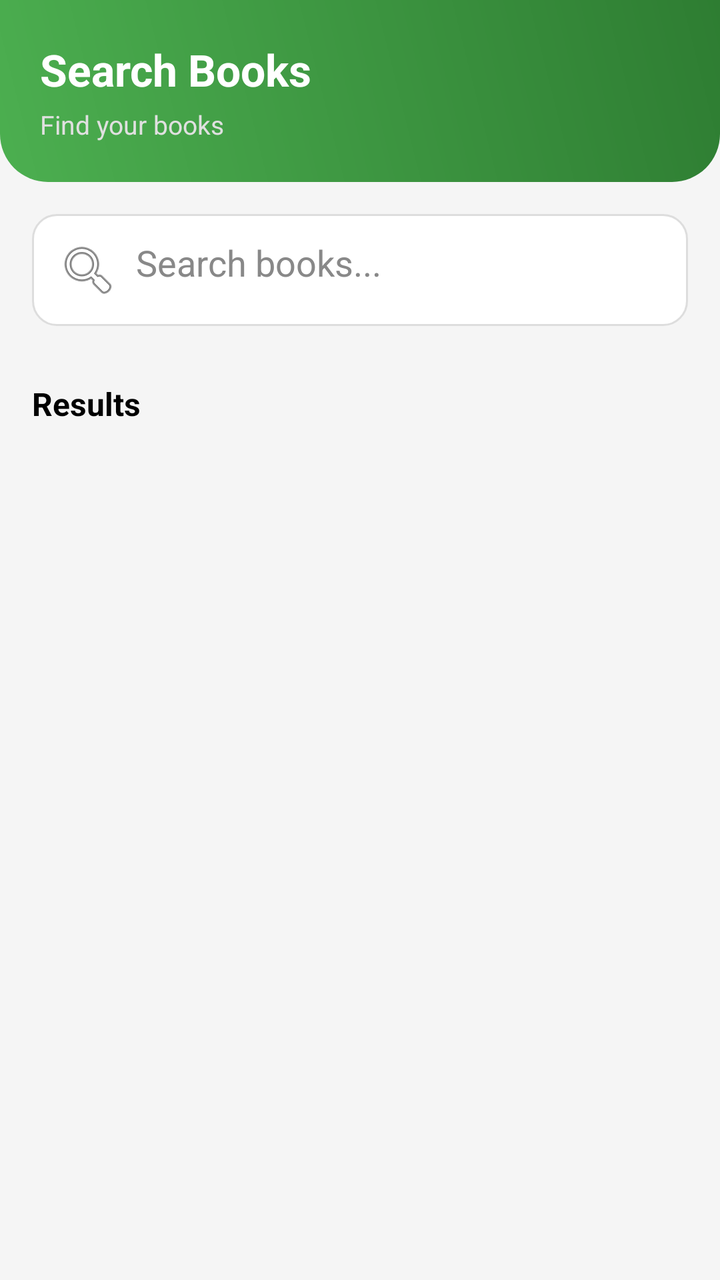
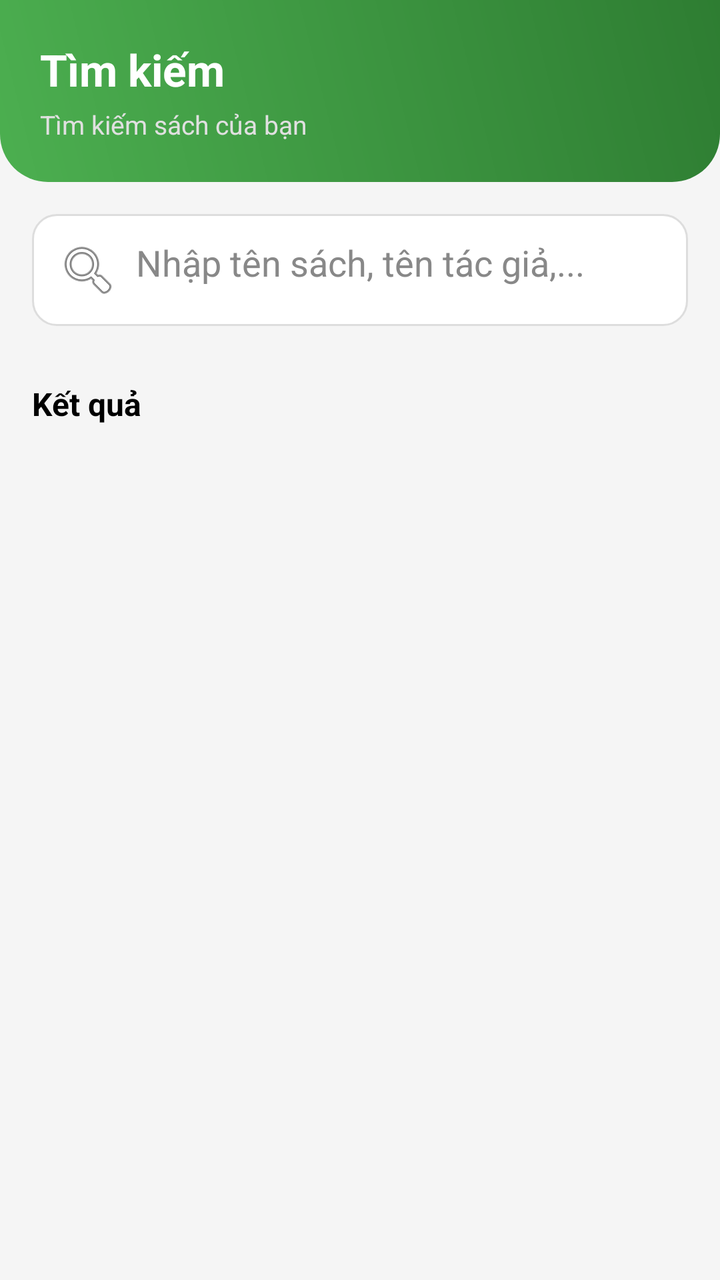

An Android layout rendered at two revisions. The XML below is the earlier revision; the diff shows what the commit changed to produce the second picture.
<!-- AndroidManifest.xml: application theme Theme.LibraryApp -->
<!-- res/layout/fragment_search.xml -->
<?xml version="1.0" encoding="utf-8"?>
<LinearLayout
    xmlns:android="http://schemas.android.com/apk/res/android"
    android:orientation="vertical"
    android:layout_width="match_parent"
    android:layout_height="match_parent"
    android:background="@color/background">

    
    <LinearLayout
        android:layout_width="match_parent"
        android:layout_height="wrap_content"
        android:orientation="vertical"
        android:padding="20dp"
        android:background="@drawable/bg_header">

        <TextView
            android:layout_width="wrap_content"
            android:layout_height="wrap_content"
            android:text="Search Books"
            android:textColor="@android:color/white"
            android:textSize="22sp"
            android:textStyle="bold"/>

        <TextView
            android:layout_width="wrap_content"
            android:layout_height="wrap_content"
            android:text="Find your books"
            android:textColor="#E0E0E0"
            android:textSize="13sp"
            android:layout_marginTop="4dp"/>
    </LinearLayout>

    
    <LinearLayout
        android:layout_width="match_parent"
        android:layout_height="wrap_content"
        android:padding="16dp"
        android:background="@color/background">

        <EditText
            android:id="@+id/edtSearch"
            android:hint="Search books..."
            android:background="@drawable/bg_search"
            android:padding="12dp"
            android:drawableStart="@android:drawable/ic_menu_search"
            android:drawablePadding="8dp"
            android:layout_width="match_parent"
            android:layout_height="wrap_content"
            android:minHeight="48dp"
            android:textColor="#000000"
            android:textColorHint="#888888"
            android:inputType="textMultiLine"
            android:gravity="top"/>

    </LinearLayout>



    <TextView
        android:layout_width="wrap_content"
        android:layout_height="wrap_content"
        android:text="Results"
        android:textStyle="bold"
        android:textSize="16sp"
        android:textColor="@color/text_primary"
        android:layout_marginStart="16dp"
        android:layout_marginTop="12dp"
        android:layout_marginBottom="6dp"/>

    
    <TextView
        android:id="@+id/txtEmpty"
        android:text="No books found"
        android:visibility="gone"
        android:gravity="center"
        android:textSize="16sp"
        android:textColor="@color/text_secondary"
        android:layout_marginTop="24dp"
        android:layout_width="match_parent"
        android:layout_height="wrap_content"/>

    
    <androidx.recyclerview.widget.RecyclerView
        android:id="@+id/rvBooks"
        android:layout_width="match_parent"
        android:layout_height="0dp"
        android:layout_weight="1"
        android:paddingStart="12dp"
        android:paddingEnd="12dp"
        android:clipToPadding="false"/>

</LinearLayout>
<!-- resources referenced by this layout -->
<resources>
  <color name="background">#F5F5F5</color>
  <color name="text_primary">#000000</color>
  <color name="text_secondary">#888888</color>
  <!-- drawable bg_header (drawable) -->
  <?xml version="1.0" encoding="utf-8"?>
  <shape xmlns:android="http://schemas.android.com/apk/res/android">
      <gradient
          android:startColor="#4CAF50"
          android:endColor="#2E7D32"
          android:angle="45"/>
  
      <corners
          android:bottomLeftRadius="24dp"
          android:bottomRightRadius="24dp"/>
  </shape>
  <!-- drawable bg_search (drawable) -->
  <?xml version="1.0" encoding="utf-8"?>
  <shape xmlns:android="http://schemas.android.com/apk/res/android">
      <solid android:color="#FFFFFF"/>
      <corners android:radius="12dp"/>
      <padding android:left="8dp" android:right="8dp"/>
      <stroke android:width="1dp" android:color="#DDDDDD"/>
  </shape>
  <style name="Theme.LibraryApp" parent="Theme.AppCompat.Light.NoActionBar" />
</resources>

<!-- the commit's change to res/layout/fragment_search.xml (unified diff, before → after) -->
@@ -17,7 +17,7 @@
         <TextView
             android:layout_width="wrap_content"
             android:layout_height="wrap_content"
-            android:text="Search Books"
+            android:text="Tìm kiếm"
             android:textColor="@android:color/white"
             android:textSize="22sp"
             android:textStyle="bold"/>
@@ -25,7 +25,7 @@
         <TextView
             android:layout_width="wrap_content"
             android:layout_height="wrap_content"
-            android:text="Find your books"
+            android:text="Tìm kiếm sách của bạn"
             android:textColor="#E0E0E0"
             android:textSize="13sp"
             android:layout_marginTop="4dp"/>
@@ -40,7 +40,7 @@
 
         <EditText
             android:id="@+id/edtSearch"
-            android:hint="Search books..."
+            android:hint="Nhập tên sách, tên tác giả,..."
             android:background="@drawable/bg_search"
             android:padding="12dp"
             android:drawableStart="@android:drawable/ic_menu_search"
@@ -60,7 +60,7 @@
     <TextView
         android:layout_width="wrap_content"
         android:layout_height="wrap_content"
-        android:text="Results"
+        android:text="Kết quả"
         android:textStyle="bold"
         android:textSize="16sp"
         android:textColor="@color/text_primary"
